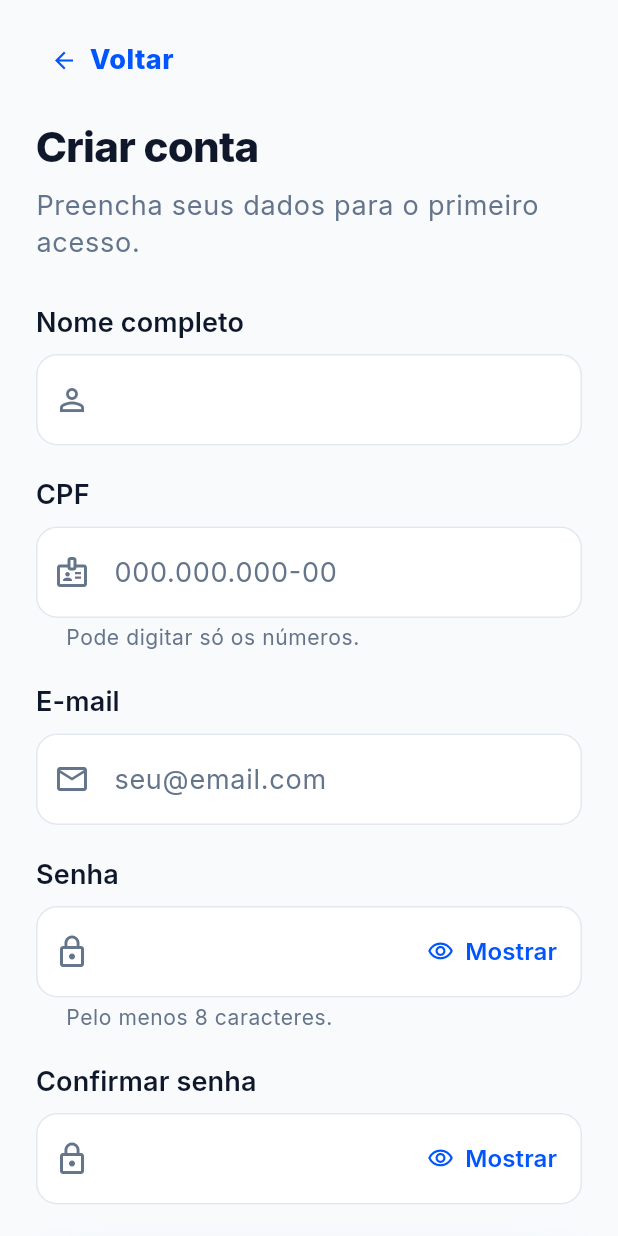
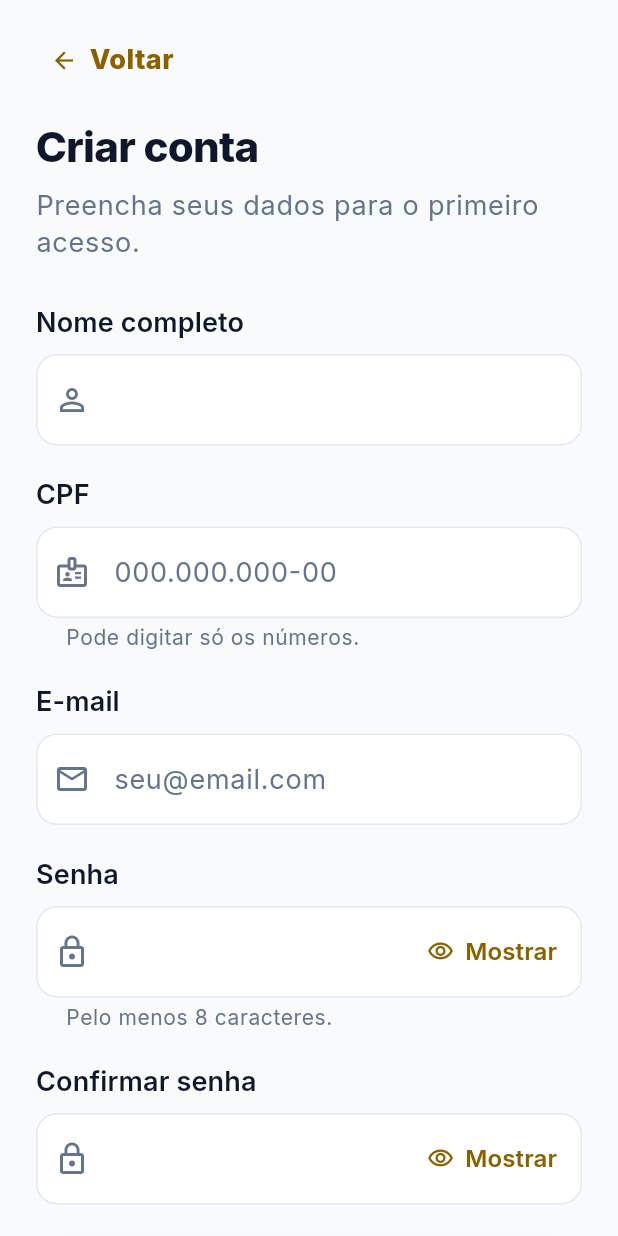
Before and after one commit to CRIMS0NC0DE/4DSM-ABP-2026-2, a Flutter app: the screen it shows after launch, after a tap on "Entrar", after a tap on "Registrar", on a phone screen of 412 x 824 dp. Run offline on Flutter 3.47's test engine with Material 3 defaults, Android fonts, the phone set to English and light mode, and no system bars; our stand-ins replace flutter_secure_storage; accounts and stored records are empty.

Commit message:
#013 criação de nova logo e e transições entre telas além de mudança de corprimaria para tom amarelo

```diff
--- a/frontend/lib/core/theme/app_colors.dart
+++ b/frontend/lib/core/theme/app_colors.dart
@@ -4,13 +4,18 @@ import 'package:flutter/material.dart';
 /// Nas telas, prefira `Theme.of(context).colorScheme` e [StatusColors.of]
 /// em vez destas constantes: assim a cor acompanha o modo do celular.
 abstract final class AppColors {
+  // Marca — amarelo da linha de scan do logo (docs/gorila-monitoramento.svg).
+  // Igual nos dois modos: preenche o botão da ação principal.
+  static const brand = Color(0xFFF2A900);
+  static const onBrand = Color(0xFF1F1600);
+
   // Escuro — grafite
   static const darkBackground = Color(0xFF121316);
   static const darkSurface = Color(0xFF1E2026);
   static const darkSurfaceHigh = Color(0xFF272A31);
-  static const darkPrimary = Color(0xFF00C2FF);
-  static const darkOnPrimary = Color(0xFF001A1C);
-  static const darkPrimaryContainer = Color(0xFF00363A);
+  static const darkPrimary = brand;
+  static const darkOnPrimary = onBrand;
+  static const darkPrimaryContainer = Color(0xFF3A2B00);
   static const darkTextPrimary = Color(0xFFFFFFFF);
   static const darkTextSecondary = Color(0xFF94A3B8);
   static const darkOutline = Color(0xFF2E323B);
@@ -19,10 +24,12 @@ abstract final class AppColors {
   static const lightBackground = Color(0xFFF8FAFC);
   static const lightSurface = Color(0xFFFFFFFF);
   static const lightSurfaceHigh = Color(0xFFF1F5F9);
-  static const lightPrimary = Color(0xFF0055FF);
+  // O amarelo da marca some no fundo claro (2:1). Para texto, ícone e borda
+  // usa o mesmo tom mais escuro, que passa no WCAG AA (5,06:1 no pior fundo).
+  static const lightPrimary = Color(0xFF8A6100);
   static const lightOnPrimary = Color(0xFFFFFFFF);
-  static const lightPrimaryContainer = Color(0xFFE0EAFF);
-  static const lightOnPrimaryContainer = Color(0xFF002A80);
+  static const lightPrimaryContainer = Color(0xFFFFF1C2);
+  static const lightOnPrimaryContainer = Color(0xFF4A3300);
   static const lightTextPrimary = Color(0xFF0F172A);
   static const lightTextSecondary = Color(0xFF64748B);
   static const lightOutline = Color(0xFFE2E8F0);
@@ -45,13 +52,14 @@ abstract final class AppColors {
   static const darkSuccessContainer = Color(0xFF0B3B2A);
   static const darkOnSuccessContainer = Color(0xFFA7F3D0);
 
-  // Atenção (ex.: "Último uso disponível")
-  static const lightWarning = Color(0xFFA15C00);
-  static const lightWarningContainer = Color(0xFFFFF1CC);
-  static const lightOnWarningContainer = Color(0xFF7A4100);
-  static const darkWarning = Color(0xFFFBBF24);
-  static const darkWarningContainer = Color(0xFF3A2A06);
-  static const darkOnWarningContainer = Color(0xFFFDE68A);
+  // Atenção (ex.: "Último uso disponível").
+  // Laranja, para não se confundir com o amarelo da marca.
+  static const lightWarning = Color(0xFFC2410C);
+  static const lightWarningContainer = Color(0xFFFFEDD5);
+  static const lightOnWarningContainer = Color(0xFF9A3412);
+  static const darkWarning = Color(0xFFFB923C);
+  static const darkWarningContainer = Color(0xFF3A1E08);
+  static const darkOnWarningContainer = Color(0xFFFED7AA);
 }
 
 /// Cores de status que o [ColorScheme] do Material não tem.
--- a/frontend/lib/core/theme/app_theme.dart
+++ b/frontend/lib/core/theme/app_theme.dart
@@ -48,6 +48,8 @@ abstract final class AppTheme {
     inverseSurface: AppColors.darkSurface,
     onInverseSurface: AppColors.darkTextPrimary,
     inversePrimary: AppColors.darkPrimary,
+    primaryFixed: AppColors.brand,
+    onPrimaryFixed: AppColors.onBrand,
   );
 
   static const _darkScheme = ColorScheme(
@@ -74,6 +76,8 @@ abstract final class AppTheme {
     inverseSurface: AppColors.lightSurface,
     onInverseSurface: AppColors.lightTextPrimary,
     inversePrimary: AppColors.lightPrimary,
+    primaryFixed: AppColors.brand,
+    onPrimaryFixed: AppColors.onBrand,
   );
 
   static ThemeData _build(
@@ -121,11 +125,12 @@ abstract final class AppTheme {
         titleTextStyle: textTheme.titleLarge,
         systemOverlayStyle: isDark ? SystemUiOverlayStyle.light : SystemUiOverlayStyle.dark,
       ),
-      // Ação principal da tela (ver BotaoAcao).
+      // Ação principal da tela (ver BotaoAcao), no amarelo da marca nos
+      // dois modos.
       elevatedButtonTheme: ElevatedButtonThemeData(
         style: ElevatedButton.styleFrom(
-          backgroundColor: colorScheme.primary,
-          foregroundColor: colorScheme.onPrimary,
+          backgroundColor: colorScheme.primaryFixed,
+          foregroundColor: colorScheme.onPrimaryFixed,
           disabledBackgroundColor: colorScheme.surfaceContainerHighest,
           disabledForegroundColor: colorScheme.onSurfaceVariant,
           elevation: 0,
--- a/frontend/lib/views/user/login_view.dart
+++ b/frontend/lib/views/user/login_view.dart
@@ -6,6 +6,7 @@ import '../../services/api_client.dart';
 import '../widgets/botao_acao.dart';
 import '../widgets/campo_texto.dart';
 import '../widgets/logo_passe.dart';
+import '../widgets/tela_carregando.dart';
 import 'register_view.dart';
 
 class LoginView extends StatefulWidget {
@@ -45,16 +46,18 @@ class _LoginViewState extends State<LoginView> {
       return;
     }
     setState(() => _entrando = true);
+    final usuario = _usuario.text.trim();
+    final senha = _senha.text;
     try {
-      final usuario = await controller.entrar(
-        _usuario.text.trim(),
-        _senha.text,
-      );
-      if (!mounted) return;
-      // Troca o login pelo menu do perfil, para o Voltar do celular não
-      // voltar ao login.
-      Navigator.of(context).pushReplacement(
-        MaterialPageRoute(builder: (_) => menuDoPerfil(usuario.perfil)),
+      // A tela de carregamento troca o login pelo menu do perfil, para o
+      // Voltar do celular não voltar ao login.
+      await TelaCarregando.abrir(
+        context,
+        mensagem: 'Entrando…',
+        tarefa: () async {
+          final conta = await controller.entrar(usuario, senha);
+          return menuDoPerfil(conta.perfil);
+        },
       );
     } on ApiException catch (erro) {
       // A mensagem vem da API, ex.: "E-mail, CPF ou senha não conferem."
@@ -216,8 +219,6 @@ class _Marca extends StatelessWidget {
 
     return Row(
       children: [
-        const LogoPasse(tamanho: 56),
-        const SizedBox(width: 12),
         Expanded(
           child: Column(
             crossAxisAlignment: CrossAxisAlignment.start,
--- a/frontend/lib/views/widgets/botao_acao.dart
+++ b/frontend/lib/views/widgets/botao_acao.dart
@@ -92,14 +92,14 @@ class _BotaoAcaoState extends State<BotaoAcao> {
       onPressed: _habilitado ? _tocar : null,
       style:
           ElevatedButton.styleFrom(
-            backgroundColor: colorScheme.primary,
-            foregroundColor: colorScheme.onPrimary,
+            backgroundColor: colorScheme.primaryFixed,
+            foregroundColor: colorScheme.onPrimaryFixed,
             disabledBackgroundColor: apagado
                 ? colorScheme.surfaceContainerHighest
-                : colorScheme.primary,
+                : colorScheme.primaryFixed,
             disabledForegroundColor: apagado
                 ? colorScheme.onSurfaceVariant
-                : colorScheme.onPrimary,
+                : colorScheme.onPrimaryFixed,
             elevation: 0,
             side: BorderSide(
               color: apagado
@@ -109,7 +109,7 @@ class _BotaoAcaoState extends State<BotaoAcao> {
           ).copyWith(
             overlayColor: WidgetStateProperty.resolveWith((estados) {
               if (estados.contains(WidgetState.pressed)) {
-                return colorScheme.onPrimary.withValues(alpha: 0.14);
+                return colorScheme.onPrimaryFixed.withValues(alpha: 0.14);
               }
               if (estados.contains(WidgetState.hovered)) {
                 return Colors.white.withValues(alpha: 0.08);
@@ -128,7 +128,7 @@ class _BotaoAcaoState extends State<BotaoAcao> {
                     dimension: 22,
                     child: CircularProgressIndicator(
                       strokeWidth: 2.6,
-                      color: colorScheme.onPrimary,
+                      color: colorScheme.onPrimaryFixed,
                     ),
                   )
                 : Icon(widget.icone, key: ValueKey(widget.icone), size: 22),
@@ -149,7 +149,7 @@ class _BotaoAcaoState extends State<BotaoAcao> {
           borderRadius: BorderRadius.circular(AppTheme.radius),
           boxShadow: [
             BoxShadow(
-              color: colorScheme.primary.withValues(alpha: alfaBrilho),
+              color: colorScheme.primaryFixed.withValues(alpha: alfaBrilho),
               blurRadius: pressionado ? 12 : 28,
               spreadRadius: -6,
               offset: Offset(0, pressionado ? 4 : 12),
--- a/frontend/lib/views/widgets/logo_passe.dart
+++ b/frontend/lib/views/widgets/logo_passe.dart
@@ -1,8 +1,8 @@
 import 'package:flutter/material.dart';
 
-/// Logo do app: escudo com o rosto do gorila.
-/// Mesmo desenho dos SVGs de referência (viewBox 120×120), mas pintado com
-/// as cores do tema, então serve no modo claro e no escuro sem dois arquivos.
+/// Logo do app: gorila na mira da câmera, com a linha de scan amarela.
+/// Arte original em docs/gorila-monitoramento-1024.png. O fundo escuro faz
+/// parte do desenho, então o mesmo arquivo serve no modo claro e no escuro.
 class LogoPasse extends StatelessWidget {
   const LogoPasse({super.key, this.tamanho = 56});
 
@@ -10,85 +10,18 @@ class LogoPasse extends StatelessWidget {
 
   @override
   Widget build(BuildContext context) {
-    return CustomPaint(
-      size: Size.square(tamanho),
-      painter: _PintorLogo(Theme.of(context).colorScheme),
+    // A arte tem 1024px; decodifica só no tamanho que aparece na tela.
+    final pixels = (tamanho * MediaQuery.devicePixelRatioOf(context)).round();
+
+    return ClipRRect(
+      borderRadius: BorderRadius.circular(tamanho * 0.22),
+      child: Image.asset(
+        'assets/images/logo_gorila.png',
+        width: tamanho,
+        height: tamanho,
+        cacheWidth: pixels,
+        semanticLabel: 'Logo do Passe',
+      ),
     );
   }
 }
-
-class _PintorLogo extends CustomPainter {
-  _PintorLogo(this.colorScheme);
-
-  final ColorScheme colorScheme;
-
-  @override
-  void paint(Canvas canvas, Size size) {
-    canvas.scale(size.width / 120, size.height / 120);
-
-    final escudo = Path()
-      ..moveTo(60, 8)
-      ..lineTo(102, 22)
-      ..lineTo(102, 58)
-      ..cubicTo(102, 84, 84, 102, 60, 112)
-      ..cubicTo(36, 102, 18, 84, 18, 58)
-      ..lineTo(18, 22)
-      ..close();
-    canvas
-      ..drawPath(escudo, Paint()..color = colorScheme.surface)
-      ..drawPath(escudo, _traco(colorScheme.primary, 5));
-
-    // Sobrancelha
-    canvas.drawPath(
-      _poligono(const [
-        (30, 50), (46, 40), (60, 47), (74, 40), (90, 50), //
-        (86, 58), (73, 52), (60, 58), (47, 52), (34, 58),
-      ]),
-      Paint()..color = colorScheme.primary,
-    );
-
-    // Olhos
-    final olho = Paint()..color = colorScheme.onSurface;
-    const canto = Radius.circular(1);
-    canvas
-      ..drawRRect(RRect.fromLTRBR(43, 60, 52, 64, canto), olho)
-      ..drawRRect(RRect.fromLTRBR(68, 60, 77, 64, canto), olho);
-
-    // Focinho e narinas
-    canvas
-      ..drawPath(
-        _poligono(const [(45, 72), (60, 66), (75, 72), (73, 87), (60, 95), (47, 87)]),
-        _traco(colorScheme.onSurface, 3.2),
-      )
-      ..drawPath(
-        Path()
-          ..moveTo(54, 76)
-          ..lineTo(56, 80)
-          ..moveTo(66, 76)
-          ..lineTo(64, 80),
-        _traco(colorScheme.onSurface, 3),
-      );
-
-    // Boca
-    canvas.drawPath(
-      Path()
-        ..moveTo(53, 87)
-        ..lineTo(60, 90)
-        ..lineTo(67, 87),
-      _traco(colorScheme.onSurfaceVariant, 2.6),
-    );
-  }
-
-  Paint _traco(Color cor, double largura) => Paint()
-    ..color = cor
-    ..style = PaintingStyle.stroke
-    ..strokeWidth = largura
-    ..strokeJoin = StrokeJoin.round
-    ..strokeCap = StrokeCap.round;
-
-  Path _poligono(List<(double, double)> pontos) =>
-      Path()..addPolygon([for (final (x, y) in pontos) Offset(x, y)], true);
-
-  @override
-  bool shouldRepaint(_PintorLogo antigo) => antigo.colorScheme != colorScheme;
-}
```
Also changed, not shown: frontend/lib/views/access_controller/access_controller_menu_view.dart (+11 -9 lines), frontend/lib/views/admin/admin_menu_view.dart (+11 -9 lines), frontend/lib/views/resident/resident_menu_view.dart (+11 -9 lines), frontend/lib/views/visitor/visitor_menu_view.dart (+11 -9 lines), frontend/lib/views/widgets/tela_carregando.dart (added, +233 -0 lines), frontend/assets/images/logo_gorila.png (added), 48 other files.
